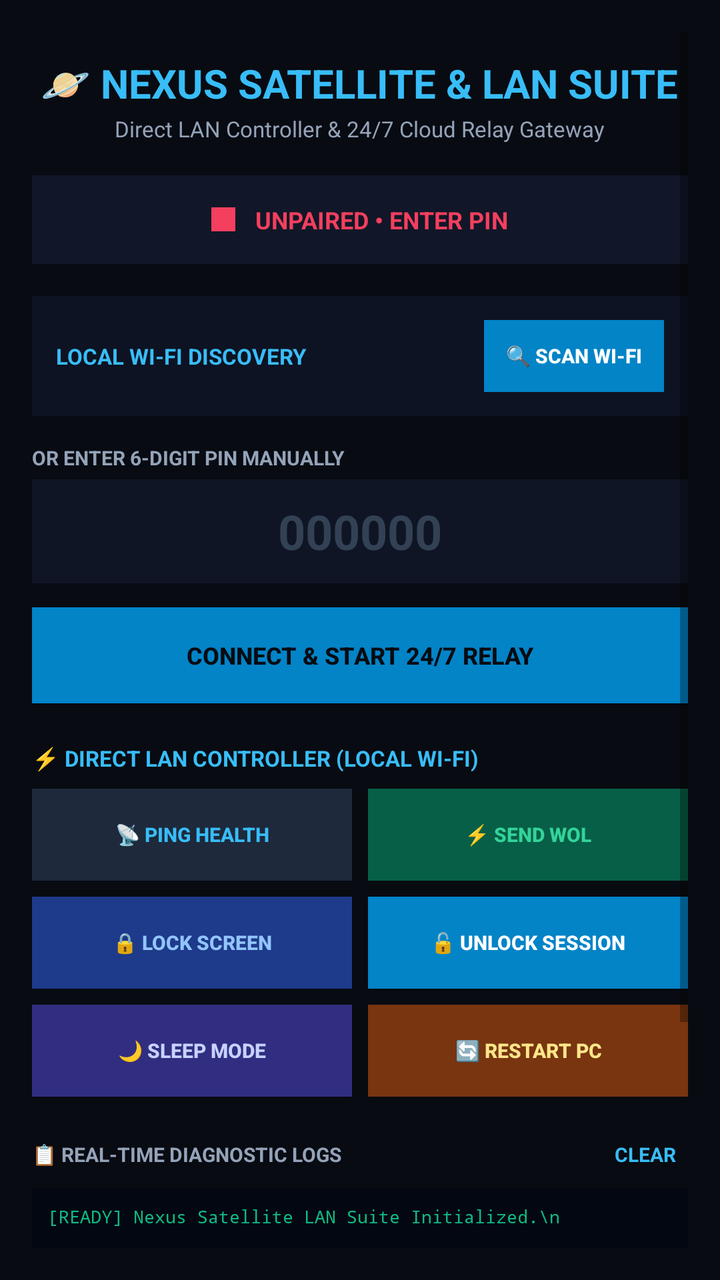
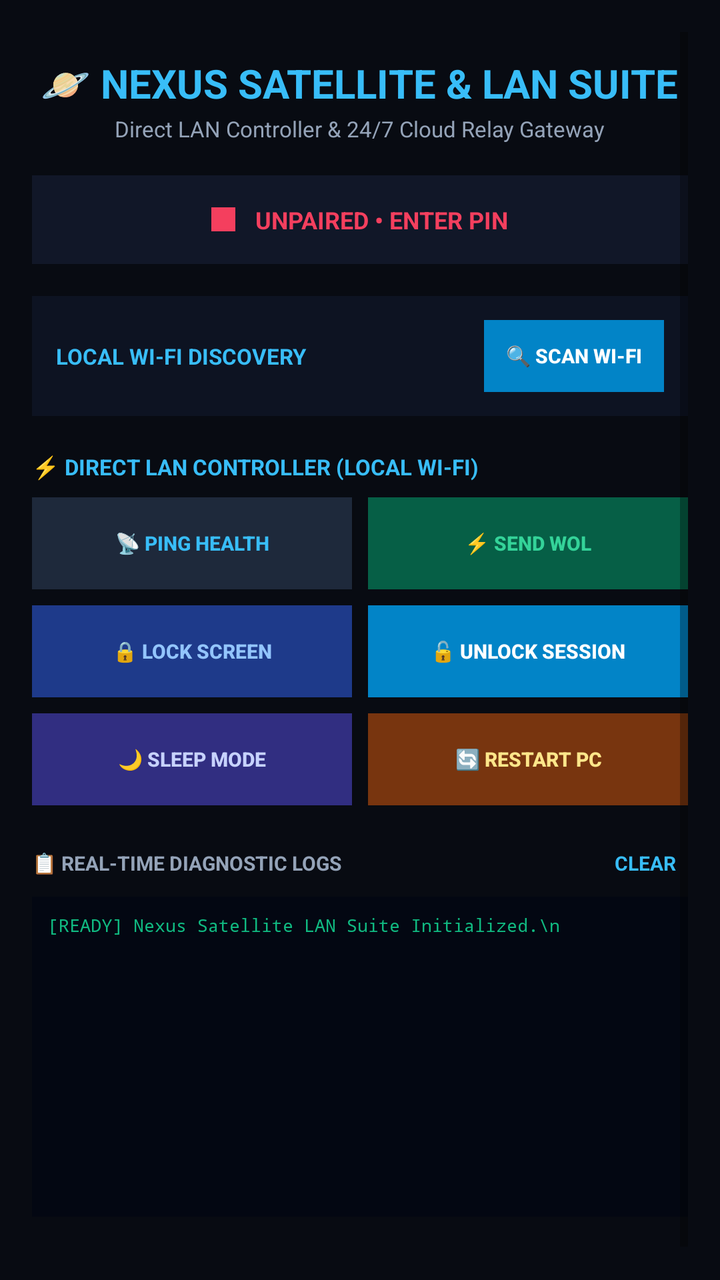

Two renders of the same Android screen: before a commit and after it. Below are the layout's source before the change and the commit's diff.
<!-- AndroidManifest.xml: application theme Theme.NexusSatellite -->
<!-- res/layout/activity_main.xml -->
<?xml version="1.0" encoding="utf-8"?>
<ScrollView xmlns:android="http://schemas.android.com/apk/res/android"
    android:layout_width="match_parent"
    android:layout_height="match_parent"
    android:background="#080B12"
    android:fillViewport="true"
    android:padding="16dp">

    <LinearLayout
        android:layout_width="match_parent"
        android:layout_height="wrap_content"
        android:gravity="center_horizontal"
        android:orientation="vertical">

        
        <TextView
            android:layout_width="wrap_content"
            android:layout_height="wrap_content"
            android:layout_marginTop="12dp"
            android:text="🪐 NEXUS SATELLITE &amp; LAN SUITE"
            android:textColor="#38BDF8"
            android:textSize="20sp"
            android:textStyle="bold" />

        <TextView
            android:layout_width="wrap_content"
            android:layout_height="wrap_content"
            android:layout_marginTop="2dp"
            android:layout_marginBottom="16dp"
            android:text="Direct LAN Controller &amp; 24/7 Cloud Relay Gateway"
            android:textColor="#94A3B8"
            android:textSize="11sp" />

        
        <LinearLayout
            android:id="@+id/cardStatus"
            android:layout_width="match_parent"
            android:layout_height="wrap_content"
            android:layout_marginBottom="16dp"
            android:background="#111728"
            android:gravity="center"
            android:orientation="horizontal"
            android:padding="14dp">

            <View
                android:id="@+id/dotStatus"
                android:layout_width="12dp"
                android:layout_height="12dp"
                android:layout_marginEnd="10dp"
                android:background="#F43F5E" />

            <TextView
                android:id="@+id/tvStatus"
                android:layout_width="wrap_content"
                android:layout_height="wrap_content"
                android:text="UNPAIRED • ENTER PIN"
                android:textColor="#F43F5E"
                android:textSize="12sp"
                android:textStyle="bold" />
        </LinearLayout>

        
        <LinearLayout
            android:layout_width="match_parent"
            android:layout_height="wrap_content"
            android:layout_marginBottom="14dp"
            android:background="#0D1322"
            android:orientation="vertical"
            android:padding="12dp">

            <LinearLayout
                android:layout_width="match_parent"
                android:layout_height="wrap_content"
                android:gravity="center_vertical"
                android:orientation="horizontal">

                <TextView
                    android:layout_width="0dp"
                    android:layout_height="wrap_content"
                    android:layout_weight="1"
                    android:text="LOCAL WI-FI DISCOVERY"
                    android:textColor="#38BDF8"
                    android:textSize="11sp"
                    android:textStyle="bold" />

                <Button
                    android:id="@+id/btnScanLan"
                    android:layout_width="wrap_content"
                    android:layout_height="36dp"
                    android:background="#0284C7"
                    android:minWidth="90dp"
                    android:text="🔍 SCAN WI-FI"
                    android:textColor="#FFFFFF"
                    android:textSize="10sp"
                    android:textStyle="bold" />
            </LinearLayout>

            
            <LinearLayout
                android:id="@+id/cardDiscoveredPc"
                android:layout_width="match_parent"
                android:layout_height="wrap_content"
                android:layout_marginTop="10dp"
                android:background="#131C31"
                android:orientation="vertical"
                android:padding="10dp"
                android:visibility="gone">

                <TextView
                    android:id="@+id/tvDiscoveredName"
                    android:layout_width="wrap_content"
                    android:layout_height="wrap_content"
                    android:text="💻 hajimaPC (Discovered)"
                    android:textColor="#10B981"
                    android:textSize="13sp"
                    android:textStyle="bold" />

                <TextView
                    android:id="@+id/tvDiscoveredIp"
                    android:layout_width="wrap_content"
                    android:layout_height="wrap_content"
                    android:layout_marginTop="2dp"
                    android:text="IP: 192.168.100.50 • MAC: 74:56:3C:48:E0:7F"
                    android:textColor="#94A3B8"
                    android:textSize="11sp" />

                <Button
                    android:id="@+id/btnLinkDiscovered"
                    android:layout_width="match_parent"
                    android:layout_height="38dp"
                    android:layout_marginTop="8dp"
                    android:background="#10B981"
                    android:text="⚡ 1-TAP LINK THIS PC"
                    android:textColor="#080B12"
                    android:textSize="11sp"
                    android:textStyle="bold" />
            </LinearLayout>
        </LinearLayout>

        
        <LinearLayout
            android:id="@+id/cardPinInput"
            android:layout_width="match_parent"
            android:layout_height="wrap_content"
            android:orientation="vertical">

            <TextView
                android:layout_width="match_parent"
                android:layout_height="wrap_content"
                android:layout_marginBottom="4dp"
                android:text="OR ENTER 6-DIGIT PIN MANUALLY"
                android:textColor="#94A3B8"
                android:textSize="10sp"
                android:textStyle="bold" />

            <EditText
                android:id="@+id/etPin"
                android:layout_width="match_parent"
                android:layout_height="52dp"
                android:layout_marginBottom="12dp"
                android:background="#0F1524"
                android:gravity="center"
                android:hint="000000"
                android:inputType="number"
                android:maxLength="6"
                android:textColor="#38BDF8"
                android:textColorHint="#334155"
                android:textSize="24sp"
                android:textStyle="bold" />

            <Button
                android:id="@+id/btnConnect"
                android:layout_width="match_parent"
                android:layout_height="48dp"
                android:layout_marginBottom="16dp"
                android:background="#0284C7"
                android:text="CONNECT &amp; START 24/7 RELAY"
                android:textColor="#080B12"
                android:textSize="12sp"
                android:textStyle="bold" />
        </LinearLayout>

        
        <LinearLayout
            android:id="@+id/cardTargetInfo"
            android:layout_width="match_parent"
            android:layout_height="wrap_content"
            android:layout_marginBottom="16dp"
            android:background="#0E1424"
            android:orientation="vertical"
            android:padding="14dp"
            android:visibility="gone">

            <TextView
                android:id="@+id/tvTargetName"
                android:layout_width="wrap_content"
                android:layout_height="wrap_content"
                android:text="Target: No PC Linked"
                android:textColor="#FFFFFF"
                android:textSize="13sp"
                android:textStyle="bold" />

            <TextView
                android:id="@+id/tvTargetIp"
                android:layout_width="wrap_content"
                android:layout_height="wrap_content"
                android:layout_marginTop="4dp"
                android:text="LAN IP: Not Linked"
                android:textColor="#38BDF8"
                android:textSize="11sp" />

            <TextView
                android:id="@+id/tvTargetMac"
                android:layout_width="wrap_content"
                android:layout_height="wrap_content"
                android:layout_marginTop="2dp"
                android:text="MAC: Not Linked"
                android:textColor="#94A3B8"
                android:textSize="11sp" />
        </LinearLayout>

        
        <TextView
            android:layout_width="match_parent"
            android:layout_height="wrap_content"
            android:layout_marginTop="4dp"
            android:layout_marginBottom="8dp"
            android:text="⚡ DIRECT LAN CONTROLLER (LOCAL WI-FI)"
            android:textColor="#38BDF8"
            android:textSize="11sp"
            android:textStyle="bold" />

        
        <LinearLayout
            android:layout_width="match_parent"
            android:layout_height="wrap_content"
            android:layout_marginBottom="8dp"
            android:orientation="horizontal">

            <Button
                android:id="@+id/btnTestPing"
                android:layout_width="0dp"
                android:layout_height="46dp"
                android:layout_marginEnd="4dp"
                android:layout_weight="1"
                android:background="#1E293B"
                android:text="📡 PING HEALTH"
                android:textColor="#38BDF8"
                android:textSize="10sp"
                android:textStyle="bold" />

            <Button
                android:id="@+id/btnTestWol"
                android:layout_width="0dp"
                android:layout_height="46dp"
                android:layout_marginStart="4dp"
                android:layout_weight="1"
                android:background="#065F46"
                android:text="⚡ SEND WOL"
                android:textColor="#34D399"
                android:textSize="10sp"
                android:textStyle="bold" />
        </LinearLayout>

        
        <LinearLayout
            android:layout_width="match_parent"
            android:layout_height="wrap_content"
            android:layout_marginBottom="8dp"
            android:orientation="horizontal">

            <Button
                android:id="@+id/btnTestLock"
                android:layout_width="0dp"
                android:layout_height="46dp"
                android:layout_marginEnd="4dp"
                android:layout_weight="1"
                android:background="#1E3A8A"
                android:text="🔒 LOCK SCREEN"
                android:textColor="#93C5FD"
                android:textSize="10sp"
                android:textStyle="bold" />

            <Button
                android:id="@+id/btnTestUnlock"
                android:layout_width="0dp"
                android:layout_height="46dp"
                android:layout_marginStart="4dp"
                android:layout_weight="1"
                android:background="#0284C7"
                android:text="🔓 UNLOCK SESSION"
                android:textColor="#FFFFFF"
                android:textSize="10sp"
                android:textStyle="bold" />
        </LinearLayout>

        
        <LinearLayout
            android:layout_width="match_parent"
            android:layout_height="wrap_content"
            android:layout_marginBottom="16dp"
            android:orientation="horizontal">

            <Button
                android:id="@+id/btnTestSleep"
                android:layout_width="0dp"
                android:layout_height="46dp"
                android:layout_marginEnd="4dp"
                android:layout_weight="1"
                android:background="#312E81"
                android:text="🌙 SLEEP MODE"
                android:textColor="#C7D2FE"
                android:textSize="10sp"
                android:textStyle="bold" />

            <Button
                android:id="@+id/btnTestRestart"
                android:layout_width="0dp"
                android:layout_height="46dp"
                android:layout_marginStart="4dp"
                android:layout_weight="1"
                android:background="#78350F"
                android:text="🔄 RESTART PC"
                android:textColor="#FDE68A"
                android:textSize="10sp"
                android:textStyle="bold" />
        </LinearLayout>

        
        <LinearLayout
            android:layout_width="match_parent"
            android:layout_height="wrap_content"
            android:gravity="center_vertical"
            android:orientation="horizontal">

            <TextView
                android:layout_width="0dp"
                android:layout_height="wrap_content"
                android:layout_weight="1"
                android:text="📋 REAL-TIME DIAGNOSTIC LOGS"
                android:textColor="#94A3B8"
                android:textSize="10sp"
                android:textStyle="bold" />

            <TextView
                android:id="@+id/btnClearLogs"
                android:layout_width="wrap_content"
                android:layout_height="wrap_content"
                android:padding="6dp"
                android:text="CLEAR"
                android:textColor="#38BDF8"
                android:textSize="10sp"
                android:textStyle="bold" />
        </LinearLayout>

        <ScrollView
            android:id="@+id/scrollLogs"
            android:layout_width="match_parent"
            android:layout_height="160dp"
            android:layout_marginTop="4dp"
            android:layout_marginBottom="12dp"
            android:background="#030712"
            android:padding="8dp">

            <TextView
                android:id="@+id/tvLogs"
                android:layout_width="match_parent"
                android:layout_height="wrap_content"
                android:fontFamily="monospace"
                android:text="[READY] Nexus Satellite LAN Suite Initialized.\n"
                android:textColor="#10B981"
                android:textSize="9sp" />
        </ScrollView>

        <TextView
            android:id="@+id/tvFooterVersion"
            android:layout_width="wrap_content"
            android:layout_height="wrap_content"
            android:layout_marginTop="8dp"
            android:text="Nexus Satellite • Direct LAN &amp; Cloud Gateway"
            android:textColor="#475569"
            android:textSize="9sp" />

    </LinearLayout>
</ScrollView>
<!-- resources referenced by this layout -->
<resources>
  <style name="Theme.NexusSatellite" parent="Theme.AppCompat.DayNight.NoActionBar">
          <item name="colorPrimary">@color/cyan_600</item>
          <item name="colorPrimaryDark">@color/black</item>
          <item name="colorAccent">@color/cyan_400</item>
          <item name="android:statusBarColor">@color/black</item>
          <item name="android:windowBackground">@color/black</item>
      </style>
  <color name="cyan_600">#0284C7</color>
  <color name="black">#080B12</color>
  <color name="cyan_400">#38BDF8</color>
</resources>

<!-- the commit's change to res/layout/activity_main.xml (unified diff, before → after) -->
@@ -139,49 +139,6 @@
 
         
         <LinearLayout
-            android:id="@+id/cardPinInput"
-            android:layout_width="match_parent"
-            android:layout_height="wrap_content"
-            android:orientation="vertical">
-
-            <TextView
-                android:layout_width="match_parent"
-                android:layout_height="wrap_content"
-                android:layout_marginBottom="4dp"
-                android:text="OR ENTER 6-DIGIT PIN MANUALLY"
-                android:textColor="#94A3B8"
-                android:textSize="10sp"
-                android:textStyle="bold" />
-
-            <EditText
-                android:id="@+id/etPin"
-                android:layout_width="match_parent"
-                android:layout_height="52dp"
-                android:layout_marginBottom="12dp"
-                android:background="#0F1524"
-                android:gravity="center"
-                android:hint="000000"
-                android:inputType="number"
-                android:maxLength="6"
-                android:textColor="#38BDF8"
-                android:textColorHint="#334155"
-                android:textSize="24sp"
-                android:textStyle="bold" />
-
-            <Button
-                android:id="@+id/btnConnect"
-                android:layout_width="match_parent"
-                android:layout_height="48dp"
-                android:layout_marginBottom="16dp"
-                android:background="#0284C7"
-                android:text="CONNECT &amp; START 24/7 RELAY"
-                android:textColor="#080B12"
-                android:textSize="12sp"
-                android:textStyle="bold" />
-        </LinearLayout>
-
-        
-        <LinearLayout
             android:id="@+id/cardTargetInfo"
             android:layout_width="match_parent"
             android:layout_height="wrap_content"
@@ -191,21 +148,40 @@
             android:padding="14dp"
             android:visibility="gone">
 
-            <TextView
-                android:id="@+id/tvTargetName"
-                android:layout_width="wrap_content"
-                android:layout_height="wrap_content"
-                android:text="Target: No PC Linked"
-                android:textColor="#FFFFFF"
-                android:textSize="13sp"
-                android:textStyle="bold" />
+            <LinearLayout
+                android:layout_width="match_parent"
+                android:layout_height="wrap_content"
+                android:gravity="center_vertical"
+                android:orientation="horizontal">
+
+                <TextView
+                    android:id="@+id/tvTargetName"
+                    android:layout_width="0dp"
+                    android:layout_height="wrap_content"
+                    android:layout_weight="1"
+                    android:text="Target: hajimaPC"
+                    android:textColor="#FFFFFF"
+                    android:textSize="14sp"
+                    android:textStyle="bold" />
+
+                <Button
+                    android:id="@+id/btnUnlink"
+                    android:layout_width="wrap_content"
+                    android:layout_height="32dp"
+                    android:background="#334155"
+                    android:minWidth="75dp"
+                    android:text="UNLINK"
+                    android:textColor="#F43F5E"
+                    android:textSize="9sp"
+                    android:textStyle="bold" />
+            </LinearLayout>
 
             <TextView
                 android:id="@+id/tvTargetIp"
                 android:layout_width="wrap_content"
                 android:layout_height="wrap_content"
                 android:layout_marginTop="4dp"
-                android:text="LAN IP: Not Linked"
+                android:text="LAN IP: 192.168.100.50:48880"
                 android:textColor="#38BDF8"
                 android:textSize="11sp" />
 
@@ -214,7 +190,7 @@
                 android:layout_width="wrap_content"
                 android:layout_height="wrap_content"
                 android:layout_marginTop="2dp"
-                android:text="MAC: Not Linked"
+                android:text="Target MAC: 74:56:3C:48:E0:7F"
                 android:textColor="#94A3B8"
                 android:textSize="11sp" />
         </LinearLayout>
